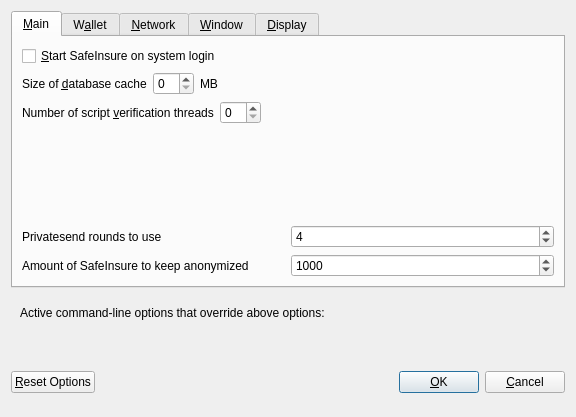
Old version of the form src/qt/forms/optionsdialog.ui in the repository wingcrypto/dashlite.
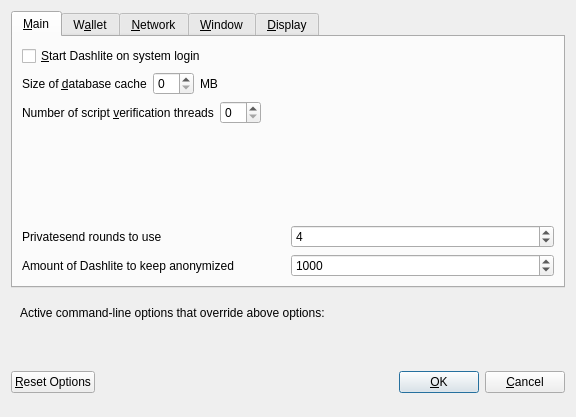
New version of the form. Custom widgets are drawn as their Qt base class.

Patch:
```diff
--- a/src/qt/forms/optionsdialog.ui
+++ b/src/qt/forms/optionsdialog.ui
@@ -33,7 +33,7 @@
           <string>Automatically start SafeInsure after logging in to the system.</string>
          </property>
          <property name="text">
-          <string>&amp;Start SafeInsure on system login</string>
+          <string>&amp;Start Dashlite on system login</string>
          </property>
         </widget>
        </item>
@@ -177,7 +177,7 @@
             <string notr="true"/>
            </property>
            <property name="text">
-            <string>Amount of SafeInsure to keep anonymized</string>
+            <string>Amount of Dashlite to keep anonymized</string>
            </property>
           </widget>
          </item>
```
Left out of the diff: 12 changed lines with no effect on the pictures.
